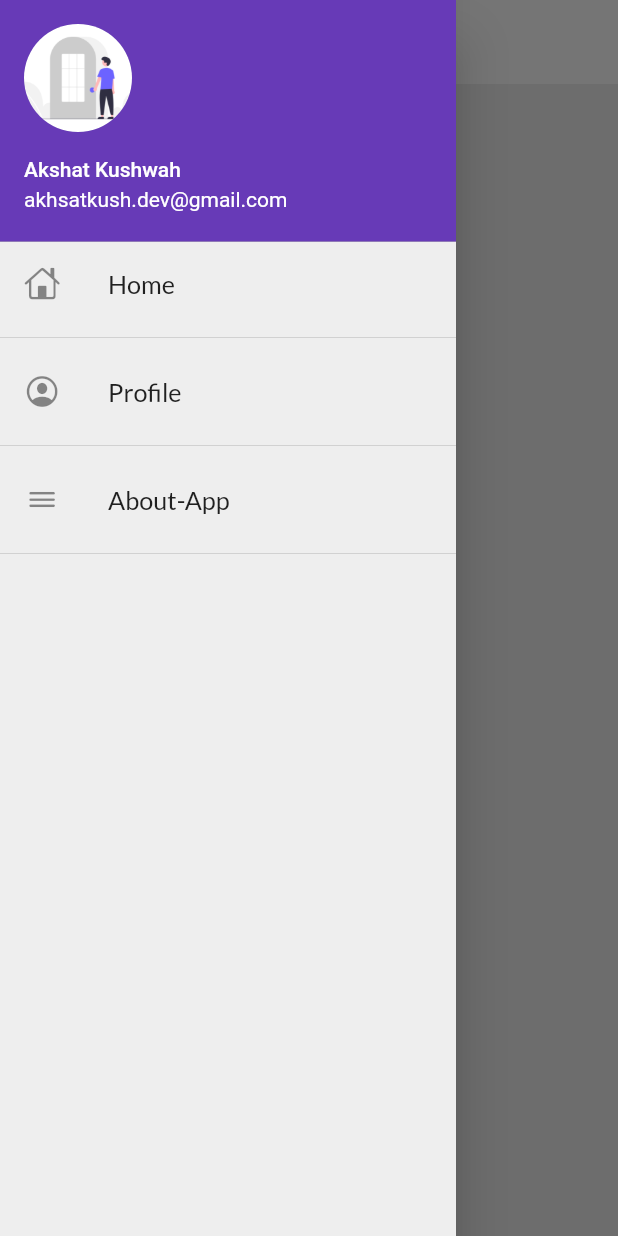
After one commit to Akshat-kush007/Catalog_App_Flutter, a Flutter app: the screen it shows after launch, with the side drawer open, on a phone screen of 412 x 824 dp. The commit adds this screen. Run offline on Flutter 3.47's test engine with Material 2 defaults, Android fonts, the phone set to English and light mode, and no system bars; our stand-ins replace google_fonts, shared_preferences.

Commit message:
appBarTheme set

```diff
--- a/lib/main.dart
+++ b/lib/main.dart
@@ -23,6 +23,12 @@ class MyApp extends StatelessWidget {
         primarySwatch: Colors.deepPurple,
         canvasColor: Colors.grey[200],
         textTheme: GoogleFonts.latoTextTheme(),
+        appBarTheme: AppBarTheme(
+            color: Colors.white,
+            iconTheme: IconThemeData(color: Colors.black),
+            elevation: 0.0,
+            toolbarTextStyle: Theme.of(context).textTheme.bodyText2,
+            titleTextStyle: Theme.of(context).textTheme.headline6),
       ),
       // home: Home(),
       initialRoute: Home.routeName,
--- a/lib/pages/home.dart
+++ b/lib/pages/home.dart
@@ -1,4 +1,6 @@
 import 'package:flutter/material.dart';
+
+import '../widgets/mydrawer.dart';
 
 class Home extends StatelessWidget {
   Home({Key? key}) : super(key: key);
@@ -8,6 +10,12 @@ class Home extends StatelessWidget {
 
   @override
   Widget build(BuildContext context) {
-    return Scaffold();
+    return Scaffold(
+      appBar: AppBar(
+        title: Text('Home'),
+      ),
+      // body: ,
+      drawer: MyDrawer(),
+    );
   }
 }
--- /dev/null
+++ b/lib/widgets/mydrawer.dart
@@ -0,0 +1,51 @@
+import 'package:flutter/cupertino.dart';
+import 'package:flutter/material.dart';
+
+class MyDrawer extends StatelessWidget {
+  const MyDrawer({super.key});
+
+  @override
+  Widget build(BuildContext context) {
+    return Drawer(
+      child: ListView(
+        children: const [
+          DrawerHeader(
+            margin: EdgeInsets.zero,
+            padding: EdgeInsets.zero,
+            child: UserAccountsDrawerHeader(
+              margin: EdgeInsets.zero,
+              currentAccountPicture: CircleAvatar(
+                  backgroundImage: AssetImage('assets/images/login.png')),
+              accountName: Text('Akshat Kushwah'),
+              accountEmail: Text('akhsatkush.dev@gmail.com'),
+            ),
+          ),
+          ListTile(
+            leading: Icon(CupertinoIcons.home),
+            title: Text(
+              'Home',
+              textScaleFactor: 1.2,
+            ),
+          ),
+          Divider(),
+          ListTile(
+            leading: Icon(CupertinoIcons.profile_circled),
+            title: Text(
+              'Profile',
+              textScaleFactor: 1.2,
+            ),
+          ),
+          Divider(),
+          ListTile(
+            leading: Icon(CupertinoIcons.bars),
+            title: Text(
+              'About-App',
+              textScaleFactor: 1.2,
+            ),
+          ),
+          Divider(),
+        ],
+      ),
+    );
+  }
+}
```
